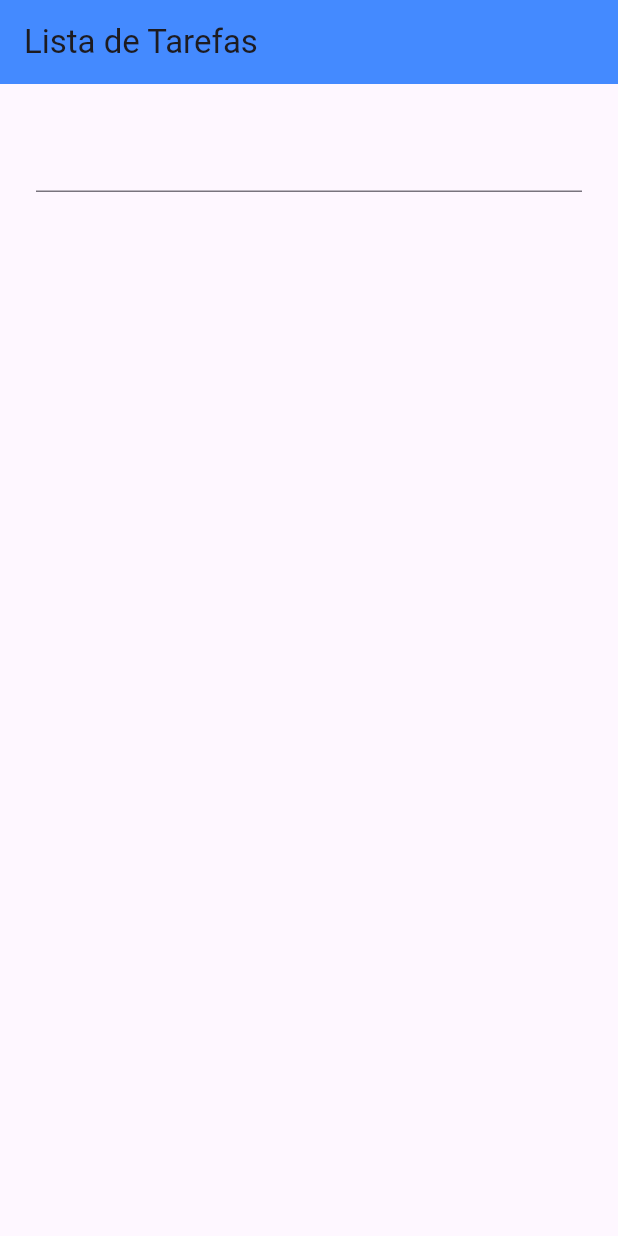
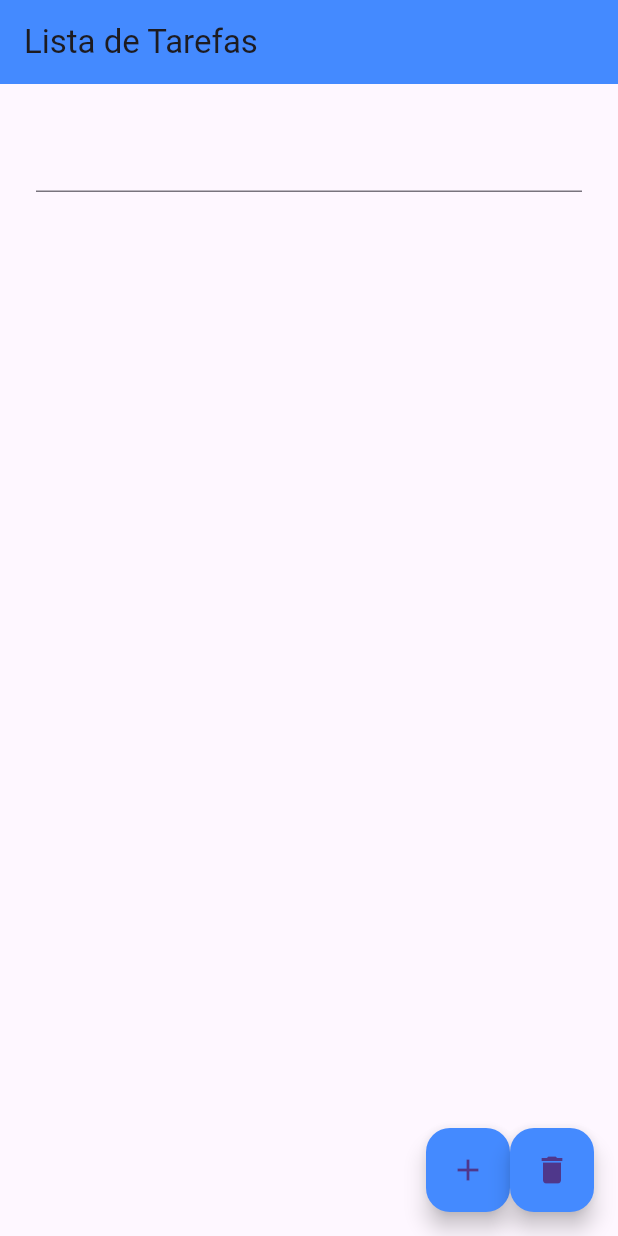
Before and after one commit to MuriloRohor/todolist-flutter, a Flutter app: the screen it shows after launch, on a phone screen of 412 x 824 dp. Run offline on Flutter 3.47's test engine with Material 3 defaults, Android fonts, the phone set to English and light mode, and no system bars.

Commit message:
criando tarefa, listando, apagando
Listando as entradas passadas, apagando toda a lista e apagando individualmente pressionando o item

```diff
--- a/lib/todo_list_page.dart
+++ b/lib/todo_list_page.dart
@@ -8,6 +8,11 @@
 }
 
 class _TodoListPageState extends State<TodoListPage> {
+
+  TextEditingController _textEditingController = TextEditingController();
+
+  List<String> tarefas = [];
+
   @override
   Widget build(BuildContext context) {
     return Scaffold(
@@ -18,9 +23,57 @@
         padding: EdgeInsets.all(24),
         child: Column(
           children: [
-            TextField(),
+            TextField(
+              controller: _textEditingController,
+            ),
+            Container(
+              height: 400,
+              child: ListView.separated(
+                separatorBuilder: (context, index) => Divider(),
+                itemCount: tarefas.length,
+                itemBuilder: (context, index) {
+                  return ListTile(
+                    title: Text(tarefas[index]),
+                    onLongPress: () {
+                      setState(() {
+                        tarefas.removeAt(index);
+                      });
+                    },
+
+                  );
+                },
+              ),
+            ),
           ],
         ),
+      ),
+      floatingActionButton: Row(
+        crossAxisAlignment: CrossAxisAlignment.end,
+        mainAxisAlignment: MainAxisAlignment.end,
+        children: [
+          FloatingActionButton(
+            backgroundColor: Colors.blueAccent,
+            onPressed: () {
+              if (_textEditingController.text.length > 0){
+                setState(() {
+                  tarefas.add(_textEditingController.text);
+                });
+                _textEditingController.clear();
+              }
+            },
+            child: Icon(Icons.add),
+          ),
+          FloatingActionButton(
+            backgroundColor: Colors.blueAccent,
+            onPressed: () {
+              setState(() {
+                tarefas = [];
+              });
+              _textEditingController.clear();
+            },
+            child: Icon(Icons.delete),
+          ),
+        ],
       ),
     );
   }
```
